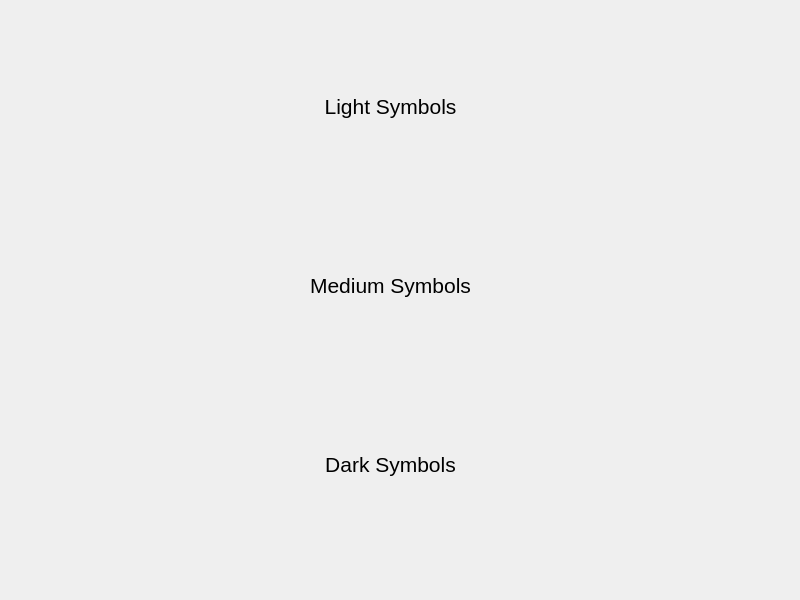
This is StitchBuilderGraphical/form.ui in taylornelms15/stichbuilder as Qt 5 draws it before an edit. The edited form follows.
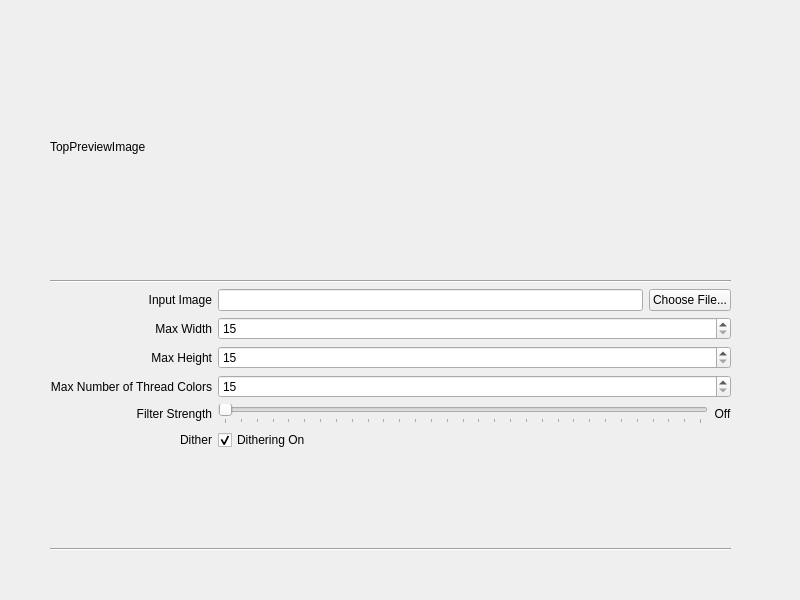
This is the edited form.

Commit message: Started to implement some of the GUI layout

Diff of the .ui file:
```diff
--- a/StitchBuilderGraphical/form.ui
+++ b/StitchBuilderGraphical/form.ui
@@ -22,50 +22,204 @@
      <height>531</height>
     </rect>
    </property>
-   <layout class="QVBoxLayout" name="verticalLayout" stretch="0,1,0,1,0,1">
+   <layout class="QVBoxLayout" name="verticalLayout" stretch="0,0,0,0,0">
     <item>
-     <widget class="QLabel" name="LightSymbolLayoutLabel">
-      <property name="sizePolicy">
-       <sizepolicy hsizetype="Preferred" vsizetype="Minimum">
-        <horstretch>0</horstretch>
-        <verstretch>0</verstretch>
-       </sizepolicy>
+     <widget class="QLabel" name="topPic">
+      <property name="maximumSize">
+       <size>
+        <width>800</width>
+        <height>600</height>
+       </size>
       </property>
       <property name="text">
-       <string>&lt;html&gt;&lt;head/&gt;&lt;body&gt;&lt;p align=&quot;center&quot;&gt;&lt;span style=&quot; font-size:16pt;&quot;&gt;Light Symbols&lt;/span&gt;&lt;/p&gt;&lt;/body&gt;&lt;/html&gt;</string>
+       <string>TopPreviewImage</string>
       </property>
      </widget>
     </item>
     <item>
-     <layout class="QGridLayout" name="symbolGridLight"/>
-    </item>
-    <item>
-     <widget class="QLabel" name="MedsymbolLayoutLabel">
-      <property name="sizePolicy">
-       <sizepolicy hsizetype="Preferred" vsizetype="Minimum">
-        <horstretch>0</horstretch>
-        <verstretch>0</verstretch>
-       </sizepolicy>
+     <widget class="Line" name="line">
+      <property name="orientation">
+       <enum>Qt::Horizontal</enum>
       </property>
-      <property name="text">
-       <string>&lt;html&gt;&lt;head/&gt;&lt;body&gt;&lt;p align=&quot;center&quot;&gt;&lt;span style=&quot; font-size:16pt;&quot;&gt;Medium Symbols&lt;/span&gt;&lt;/p&gt;&lt;/body&gt;&lt;/html&gt;</string>
-      </property>
      </widget>
     </item>
     <item>
-     <layout class="QGridLayout" name="symbolGridMedium"/>
+     <layout class="QFormLayout" name="formLayout">
+      <property name="labelAlignment">
+       <set>Qt::AlignRight|Qt::AlignTrailing|Qt::AlignVCenter</set>
+      </property>
+      <item row="0" column="0">
+       <widget class="QLabel" name="label">
+        <property name="text">
+         <string>Input Image</string>
+        </property>
+        <property name="alignment">
+         <set>Qt::AlignRight|Qt::AlignTrailing|Qt::AlignVCenter</set>
+        </property>
+        <property name="margin">
+         <number>5</number>
+        </property>
+       </widget>
+      </item>
+      <item row="0" column="1">
+       <layout class="QHBoxLayout" name="horizontalLayout_3">
+        <item>
+         <widget class="QLineEdit" name="filePathDisplay"/>
+        </item>
+        <item>
+         <widget class="QPushButton" name="pushButton">
+          <property name="text">
+           <string>Choose File...</string>
+          </property>
+         </widget>
+        </item>
+       </layout>
+      </item>
+      <item row="1" column="0">
+       <widget class="QLabel" name="label_2">
+        <property name="text">
+         <string>Max Width</string>
+        </property>
+        <property name="alignment">
+         <set>Qt::AlignRight|Qt::AlignTrailing|Qt::AlignVCenter</set>
+        </property>
+        <property name="margin">
+         <number>5</number>
+        </property>
+       </widget>
+      </item>
+      <item row="1" column="1">
+       <widget class="QSpinBox" name="maxWSpinBox">
+        <property name="minimum">
+         <number>15</number>
+        </property>
+        <property name="maximum">
+         <number>4096</number>
+        </property>
+       </widget>
+      </item>
+      <item row="2" column="0">
+       <widget class="QLabel" name="label_3">
+        <property name="text">
+         <string>Max Height</string>
+        </property>
+        <property name="alignment">
+         <set>Qt::AlignRight|Qt::AlignTrailing|Qt::AlignVCenter</set>
+        </property>
+        <property name="margin">
+         <number>5</number>
+        </property>
+       </widget>
+      </item>
+      <item row="2" column="1">
+       <widget class="QSpinBox" name="maxHSpinBox">
+        <property name="minimum">
+         <number>15</number>
+        </property>
+        <property name="maximum">
+         <number>4096</number>
+        </property>
+       </widget>
+      </item>
+      <item row="3" column="0">
+       <widget class="QLabel" name="label_4">
+        <property name="text">
+         <string>Max Number of Thread Colors</string>
+        </property>
+        <property name="alignment">
+         <set>Qt::AlignRight|Qt::AlignTrailing|Qt::AlignVCenter</set>
+        </property>
+        <property name="margin">
+         <number>5</number>
+        </property>
+       </widget>
+      </item>
+      <item row="4" column="0">
+       <widget class="QLabel" name="label_5">
+        <property name="text">
+         <string>Filter Strength</string>
+        </property>
+        <property name="alignment">
+         <set>Qt::AlignRight|Qt::AlignTrailing|Qt::AlignVCenter</set>
+        </property>
+        <property name="margin">
+         <number>5</number>
+        </property>
+       </widget>
+      </item>
+      <item row="5" column="0">
+       <widget class="QLabel" name="label_6">
+        <property name="text">
+         <string>Dither</string>
+        </property>
+        <property name="alignment">
+         <set>Qt::AlignRight|Qt::AlignTrailing|Qt::AlignVCenter</set>
+        </property>
+        <property name="margin">
+         <number>5</number>
+        </property>
+       </widget>
+      </item>
+      <item row="3" column="1">
+       <widget class="QSpinBox" name="maxCSpinBox">
+        <property name="minimum">
+         <number>15</number>
+        </property>
+        <property name="maximum">
+         <number>4096</number>
+        </property>
+       </widget>
+      </item>
+      <item row="4" column="1">
+       <layout class="QHBoxLayout" name="horizontalLayout_5">
+        <item>
+         <widget class="QSlider" name="filterStrengthSlider">
+          <property name="maximum">
+           <number>30</number>
+          </property>
+          <property name="pageStep">
+           <number>5</number>
+          </property>
+          <property name="orientation">
+           <enum>Qt::Horizontal</enum>
+          </property>
+          <property name="tickPosition">
+           <enum>QSlider::TicksBelow</enum>
+          </property>
+         </widget>
+        </item>
+        <item>
+         <widget class="QLabel" name="filterStrengthLabel">
+          <property name="text">
+           <string>Off</string>
+          </property>
+          <property name="alignment">
+           <set>Qt::AlignCenter</set>
+          </property>
+          <property name="margin">
+           <number>5</number>
+          </property>
+         </widget>
+        </item>
+       </layout>
+      </item>
+      <item row="5" column="1">
+       <widget class="QCheckBox" name="ditherCheckBox">
+        <property name="text">
+         <string>Dithering On</string>
+        </property>
+        <property name="checked">
+         <bool>true</bool>
+        </property>
+       </widget>
+      </item>
+     </layout>
     </item>
     <item>
-     <widget class="QLabel" name="DarkSymbolLayoutLabel">
-      <property name="sizePolicy">
-       <sizepolicy hsizetype="Preferred" vsizetype="Minimum">
-        <horstretch>0</horstretch>
-        <verstretch>0</verstretch>
-       </sizepolicy>
+     <widget class="Line" name="line_2">
+      <property name="orientation">
+       <enum>Qt::Horizontal</enum>
       </property>
-      <property name="text">
-       <string>&lt;html&gt;&lt;head/&gt;&lt;body&gt;&lt;p align=&quot;center&quot;&gt;&lt;span style=&quot; font-size:16pt;&quot;&gt;Dark Symbols&lt;/span&gt;&lt;/p&gt;&lt;/body&gt;&lt;/html&gt;</string>
-      </property>
      </widget>
     </item>
     <item>
```
Left out of the diff: 2 changed lines with no effect on the pictures. The commit also changes 2 other files.
